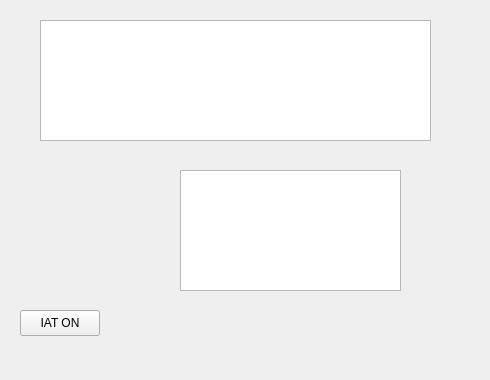
lxgouc/Voi-Rec, file widget.ui: the form before one commit.
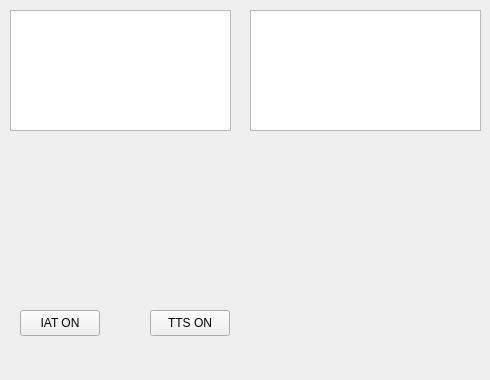
The form after the commit.

What changed in the file:
```diff
--- a/widget.ui
+++ b/widget.ui
@@ -44,9 +44,9 @@
   <widget class="QTextEdit" name="StateDisplay">
    <property name="geometry">
     <rect>
-     <x>40</x>
-     <y>20</y>
-     <width>391</width>
+     <x>250</x>
+     <y>10</y>
+     <width>231</width>
      <height>121</height>
     </rect>
    </property>
@@ -54,13 +54,26 @@
   <widget class="QTextEdit" name="ResultDisplay">
    <property name="geometry">
     <rect>
-     <x>180</x>
-     <y>170</y>
+     <x>10</x>
+     <y>10</y>
      <width>221</width>
      <height>121</height>
     </rect>
    </property>
   </widget>
+  <widget class="QPushButton" name="TTSButton">
+   <property name="geometry">
+    <rect>
+     <x>150</x>
+     <y>310</y>
+     <width>80</width>
+     <height>26</height>
+    </rect>
+   </property>
+   <property name="text">
+    <string>TTS ON</string>
+   </property>
+  </widget>
  </widget>
  <layoutdefault spacing="6" margin="11"/>
  <resources/>
```
